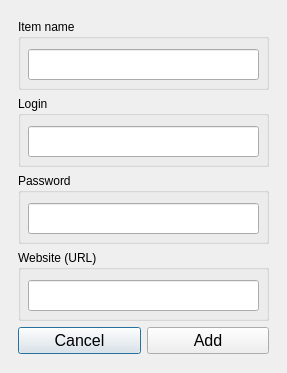
The window that View/NewItem.ui (cipher0ne/password-vault) describes before a commit, drawn with Qt 5.
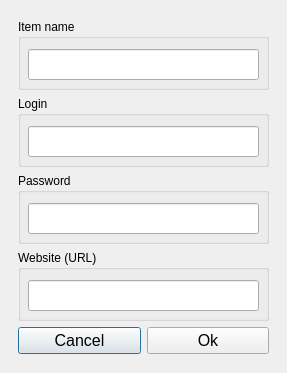
The same window after the commit.

The edit to the form file:
```diff
--- a/View/NewItem.ui
+++ b/View/NewItem.ui
@@ -294,7 +294,7 @@
               </font>
              </property>
              <property name="text">
-              <string>Add</string>
+              <string>Ok</string>
              </property>
             </widget>
            </item>
```
